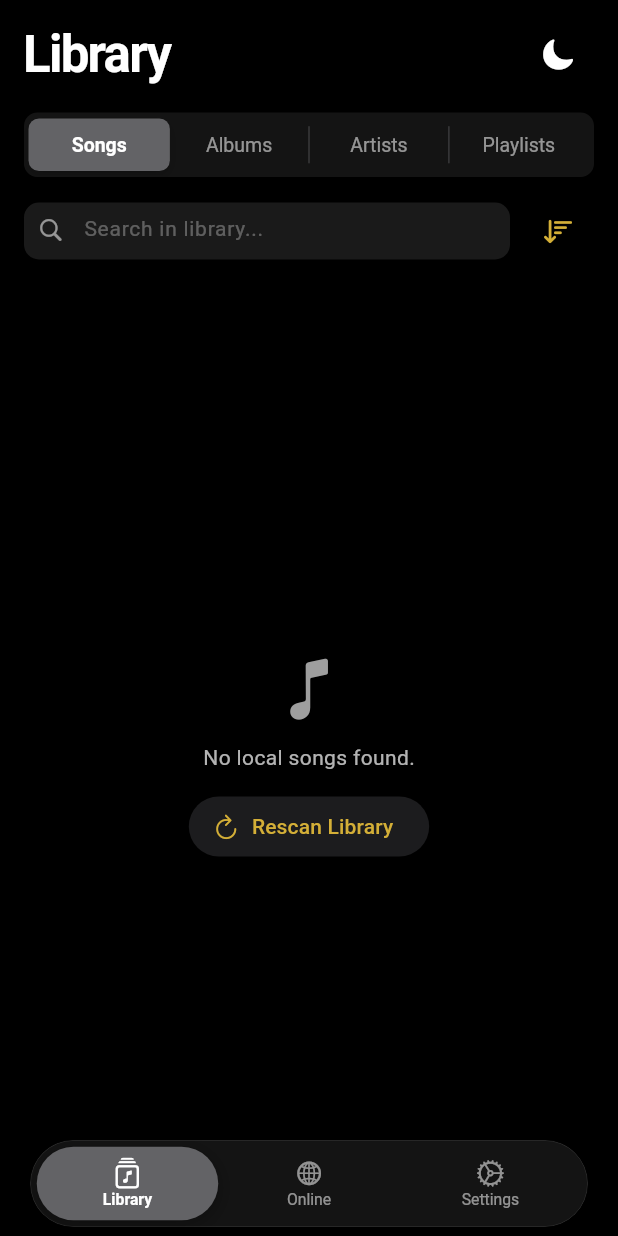
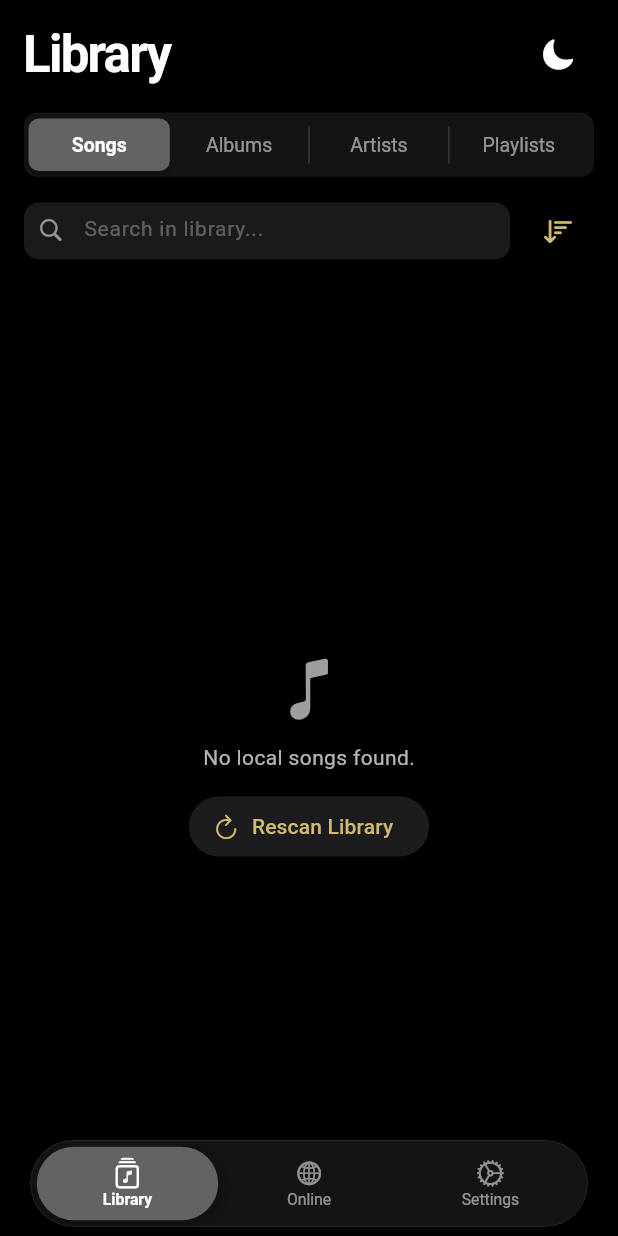
Before and after one commit to Anikshakya/Rhythm-, a Flutter app: the screen it shows after launch, on a phone screen of 412 x 824 dp. Run offline on Flutter 3.47's test engine with Material 3 defaults, Android fonts, the phone set to English and light mode, and no system bars; our stand-ins replace audio_service, get, just_audio, on_audio_query, permission_handler, rxdart and 1 more; missing offline and left inert: audio_session; accounts and stored records are empty.

Commit message:
managed
- app theme color

```diff
--- a/lib/app_config/app_theme.dart
+++ b/lib/app_config/app_theme.dart
@@ -4,7 +4,7 @@ class AppTheme {
   AppTheme._();
 
   // Signature Apple Music Red / Pink Accent
-  static const Color primary = Color(0xFFD4AF37);
+  static const Color primary = Color.fromARGB(255, 210, 187, 111);
   static const Color darkBackground = Color(0xFF000000);
   static const Color darkCard = Color(0xFF1C1C1E);
   static const Color lightBackground = Color(0xFFF2F2F7);
```
